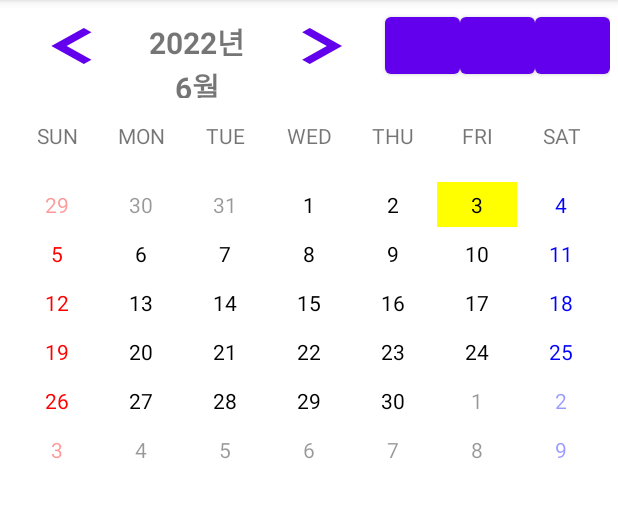
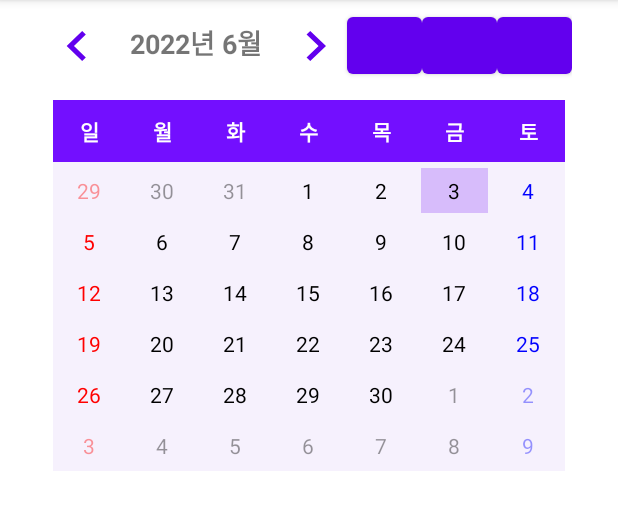
Before and after one commit to bong01/ku-scheduler, an Android app: the screen it shows after launch (MainActivity), on a phone screen of 412 x 824 dp, the part 84-614 px from its top. Run offline under Robolectric (Android 15) with nearby library versions, the phone set to English and light mode, and no system bars.

Commit message:
enhance calendar ui

```diff
--- a/app/src/main/java/dev/numberonedroid/scheduler/activity/MainActivity.kt
+++ b/app/src/main/java/dev/numberonedroid/scheduler/activity/MainActivity.kt
@@ -3,8 +3,10 @@ package dev.numberonedroid.scheduler.activity
 import android.app.AlertDialog
 import android.content.Intent
 import android.os.Bundle
+import android.view.animation.AnimationUtils
 import androidx.appcompat.app.AppCompatActivity
 import androidx.recyclerview.widget.GridLayoutManager
+import dev.numberonedroid.scheduler.R
 import dev.numberonedroid.scheduler.adapter.CalendarGridAdapter
 import dev.numberonedroid.scheduler.databinding.ActivityMainBinding
 import dev.numberonedroid.scheduler.databinding.YearMonthPickerBinding
@@ -64,10 +66,14 @@ class MainActivity : AppCompatActivity() {
             }
             prevMonthBtn.setOnClickListener {
                 --position
+                binding.linearDaysOfWeek.animation = AnimationUtils.loadAnimation(this@MainActivity, R.anim.calendar_grid_toprev)
+                binding.calendarRecyclerView.animation = AnimationUtils.loadAnimation(this@MainActivity, R.anim.calendar_grid_toprev)
                 updateCalendar()
             }
             nextMonthBtn.setOnClickListener {
                 ++position
+                binding.linearDaysOfWeek.animation = AnimationUtils.loadAnimation(this@MainActivity, R.anim.calendar_grid_tonext)
+                binding.calendarRecyclerView.animation = AnimationUtils.loadAnimation(this@MainActivity, R.anim.calendar_grid_tonext)
                 updateCalendar()
             }
             //TODO 버튼 디자인 수정
@@ -88,6 +94,7 @@ class MainActivity : AppCompatActivity() {
         currentDate.time = Date()
         currentDate.set(Calendar.DAY_OF_MONTH, 1)
         currentDate.set(Calendar.MONTH, position)
+        binding.thisMonth.animation = AnimationUtils.loadAnimation(this@MainActivity, R.anim.calendar_month_anim)
         binding.thisMonth.text = "${currentDate.get(Calendar.YEAR)}년 ${currentDate.get(Calendar.MONTH) + 1}월" //${monthStr[currentDate.get(Calendar.MONTH)]}"
         val tempMonth = currentDate.get(Calendar.MONTH)
         val dayList:MutableList<Date> = MutableList(6*7, { Date() })
--- a/app/src/main/java/dev/numberonedroid/scheduler/adapter/CalendarGridAdapter.kt
+++ b/app/src/main/java/dev/numberonedroid/scheduler/adapter/CalendarGridAdapter.kt
@@ -3,10 +3,14 @@ package dev.numberonedroid.scheduler.adapter
 import android.graphics.Color
 import android.view.LayoutInflater
 import android.view.ViewGroup
+import android.view.animation.AnimationUtils
+import androidx.core.content.ContextCompat
+import androidx.core.graphics.alpha
 import androidx.core.graphics.blue
 import androidx.core.graphics.green
 import androidx.core.graphics.red
 import androidx.recyclerview.widget.RecyclerView
+import dev.numberonedroid.scheduler.R
 import dev.numberonedroid.scheduler.databinding.CalendarGridItemBinding
 import java.util.*
 
@@ -49,26 +53,23 @@ class CalendarGridAdapter(val tempMonth:Int, val items:MutableList<Date>) : Recy
         }
 
         if(position == selectedpos){
-            holder.binding.date.setBackgroundColor(Color.LTGRAY)
+            holder.binding.date.setBackgroundColor(ContextCompat.getColor(holder.binding.date.context,R.color.selectday))
         } else {
-            holder.binding.date.setBackgroundColor(Color.TRANSPARENT)
+            holder.binding.date.setBackgroundColor(ContextCompat.getColor(holder.binding.date.context,R.color.calendargrid))
         }
 
         if(isToday(tempCal)){
             if(position==selectedpos) {
-                val r1 = Color.YELLOW.red
-                val b1 = Color.YELLOW.blue
-                val g1 = Color.YELLOW.green
-                val r2 = Color.LTGRAY.red
-                val b2 = Color.LTGRAY.blue
-                val g2 = Color.LTGRAY.green
-                val r3 = (r1 + r2) / 2
-                val b3 = (b1 + b2) / 2
-                val g3 = (g1 + g2) / 2
-                val avgColor = Color.rgb(r3, g3, b3)
+                val c1 = ContextCompat.getColor(holder.binding.date.context,R.color.today)
+                val c2 = ContextCompat.getColor(holder.binding.date.context,R.color.selectday)
+                val a3 = c1.alpha //(c1.alpha + c2.alpha) / 2
+                val r3 = (c1.red + c2.red) / 2
+                val g3 = (c1.green + c2.green) / 2
+                val b3 = (c1.blue + c2.blue) / 2
+                val avgColor = Color.argb(a3, r3, g3, b3)
                 holder.binding.date.setBackgroundColor(avgColor)
             } else
-                holder.binding.date.setBackgroundColor(Color.YELLOW)
+                holder.binding.date.setBackgroundColor(ContextCompat.getColor(holder.binding.date.context,R.color.today))
         }
     }
 
--- a/app/src/main/res/layout/activity_main.xml
+++ b/app/src/main/res/layout/activity_main.xml
@@ -5,7 +5,8 @@
     android:layout_width="match_parent"
     android:layout_height="match_parent"
     android:orientation="vertical"
-    android:layout_margin="30dp"
+    android:paddingLeft="25dp"
+    android:paddingRight="25dp"
     tools:context=".activity.MainActivity">
 
 
@@ -17,8 +18,8 @@
 
         <Button
             android:id="@+id/prevMonthBtn"
-            android:layout_width="wrap_content"
-            android:layout_height="wrap_content"
+            android:layout_width="40dp"
+            android:layout_height="40dp"
             android:layout_weight="1"
             android:background="@drawable/ic_baseline_navigate_before_24"
             android:text="" />
@@ -29,14 +30,15 @@
             android:layout_height="wrap_content"
             android:layout_weight="10"
             android:text="Month"
+            android:padding="7dp"
             android:textAlignment="center"
-            android:textSize="20sp"
+            android:textSize="18sp"
             android:textStyle="bold" />
 
         <Button
             android:id="@+id/nextMonthBtn"
-            android:layout_width="wrap_content"
-            android:layout_height="wrap_content"
+            android:layout_width="40dp"
+            android:layout_height="40dp"
             android:layout_weight="1"
             android:background="@drawable/ic_baseline_navigate_next_24"
             android:text="" />
@@ -59,67 +61,108 @@
     </LinearLayout>
 
     <LinearLayout
+        android:id="@+id/linearDaysOfWeek"
         android:layout_width="match_parent"
         android:layout_height="wrap_content"
-        android:orientation="horizontal"
-        android:layout_margin="10dp">
+        android:layout_marginLeft="10dp"
+        android:layout_marginTop="6dp"
+        android:layout_marginRight="10dp"
+        android:layout_marginBottom="0dp"
+        android:background="#FF730FFF"
+        android:orientation="horizontal">
 
         <TextView
             android:id="@+id/textView2"
             android:layout_width="0dp"
             android:layout_height="wrap_content"
             android:layout_weight="1"
-            android:text="SUN"
-            android:textAlignment="center" />
+            android:padding="10dp"
+            android:text="@string/sun"
+            android:textAlignment="center"
+            android:textColor="#FFFFFF"
+            android:textSize="14sp"
+            android:textStyle="bold" />
 
         <TextView
             android:id="@+id/textView3"
+            android:layout_width="0dp"
             android:layout_height="wrap_content"
-            android:layout_width="0dp"
             android:layout_weight="1"
+            android:padding="10dp"
+            android:text="@string/mon"
             android:textAlignment="center"
-            android:text="MON" />
+            android:textColor="#FFFFFF"
+            android:textSize="14sp"
+            android:textStyle="bold" />
+
         <TextView
             android:id="@+id/textView4"
+            android:layout_width="0dp"
             android:layout_height="wrap_content"
-            android:layout_width="0dp"
             android:layout_weight="1"
+            android:padding="10dp"
+            android:text="@string/tue"
             android:textAlignment="center"
-            android:text="TUE" />
+            android:textColor="#FFFFFF"
+            android:textSize="14sp"
+            android:textStyle="bold" />
+
         <TextView
             android:id="@+id/textView5"
+            android:layout_width="0dp"
             android:layout_height="wrap_content"
-            android:layout_width="0dp"
             android:layout_weight="1"
+            android:padding="10dp"
+            android:text="@string/wed"
             android:textAlignment="center"
-            android:text="WED" />
+            android:textColor="#FFFFFF"
+            android:textSize="14sp"
+            android:textStyle="bold" />
+
         <TextView
             android:id="@+id/textView6"
+            android:layout_width="0dp"
             android:layout_height="wrap_content"
-            android:layout_width="0dp"
             android:layout_weight="1"
+            android:padding="10dp"
+            android:text="@string/thu"
             android:textAlignment="center"
-            android:text="THU" />
+            android:textColor="#FFFFFF"
+            android:textSize="14sp"
+            android:textStyle="bold" />
+
         <TextView
             android:id="@+id/textView7"
+            android:layout_width="0dp"
             android:layout_height="wrap_content"
-            android:layout_width="0dp"
             android:layout_weight="1"
+            android:padding="10dp"
+            android:text="@string/fri"
             android:textAlignment="center"
-            android:text="FRI" />
+            android:textColor="#FFFFFF"
+            android:textSize="14sp"
+            android:textStyle="bold" />
+
         <TextView
             android:id="@+id/textView8"
+            android:layout_width="0dp"
             android:layout_height="wrap_content"
-            android:layout_width="0dp"
             android:layout_weight="1"
+            android:padding="10dp"
+            android:text="@string/sat"
             android:textAlignment="center"
-            android:text="SAT" />
+            android:textColor="#FFFFFF"
+            android:textSize="14sp"
+            android:textStyle="bold" />
 
     </LinearLayout>
 
     <androidx.recyclerview.widget.RecyclerView
         android:id="@+id/calendarRecyclerView"
         android:layout_width="match_parent"
-        android:layout_height="match_parent"
-        android:layout_margin="10dp"/>
+        android:layout_height="wrap_content"
+        android:layout_marginLeft="10dp"
+        android:layout_marginRight="10dp"
+        android:paddingTop="2dp"
+        android:background="@color/calendargrid" />
 </LinearLayout>
--- a/app/src/main/res/layout/calendar_grid_item.xml
+++ b/app/src/main/res/layout/calendar_grid_item.xml
@@ -1,17 +1,17 @@
 <?xml version="1.0" encoding="utf-8"?>
 <LinearLayout xmlns:android="http://schemas.android.com/apk/res/android"
-    android:orientation="vertical"
     android:layout_width="match_parent"
     android:layout_height="wrap_content"
-    android:gravity="center">
+    android:gravity="center"
+    android:orientation="vertical">
 
     <TextView
         android:id="@+id/date"
         android:layout_width="match_parent"
         android:layout_height="match_parent"
-        android:layout_margin="1dp"
+        android:layout_margin="2dp"
+        android:gravity="center"
         android:padding="5dp"
-        android:gravity="center"
-        android:text="0"/>
+        android:text="0" />
 
 </LinearLayout>
--- a/app/src/main/res/layout/year_month_picker.xml
+++ b/app/src/main/res/layout/year_month_picker.xml
@@ -14,7 +14,6 @@
         android:gravity="center">
         <NumberPicker
             android:id="@+id/yearpicker"
-            android:datePickerMode="spinner"
             android:calendarViewShown="false"
             android:layout_width="wrap_content"
             android:layout_height="wrap_content"
@@ -22,7 +21,6 @@
 
         <NumberPicker
             android:id="@+id/monthpicker"
-            android:datePickerMode="spinner"
             android:calendarViewShown="false"
             android:layout_width="wrap_content"
             android:layout_height="wrap_content"
--- a/app/src/main/res/values/colors.xml
+++ b/app/src/main/res/values/colors.xml
@@ -7,4 +7,8 @@
     <color name="teal_700">#FF018786</color>
     <color name="black">#FF000000</color>
     <color name="white">#FFFFFFFF</color>
+
+    <color name="calendargrid">#FFF6F1FD</color>
+    <color name="today">#DDD3B4FB</color>
+    <color name="selectday">#4F888888</color>
 </resources>
--- a/app/src/main/res/values/strings.xml
+++ b/app/src/main/res/values/strings.xml
@@ -1,3 +1,12 @@
 <resources>
     <string name="app_name">scheduler</string>
+
+    <string name="sun">일</string>
+    <string name="mon">월</string>
+    <string name="tue">화</string>
+    <string name="wed">수</string>
+    <string name="thu">목</string>
+    <string name="fri">금</string>
+    <string name="sat">토</string>
+
 </resources>
```
Also changed, not shown: app/src/main/res/anim/calendar_grid_tonext.xml (added, +13 -0 lines), app/src/main/res/anim/calendar_grid_toprev.xml (added, +13 -0 lines), app/src/main/res/anim/calendar_month_anim.xml (added, +16 -0 lines).
